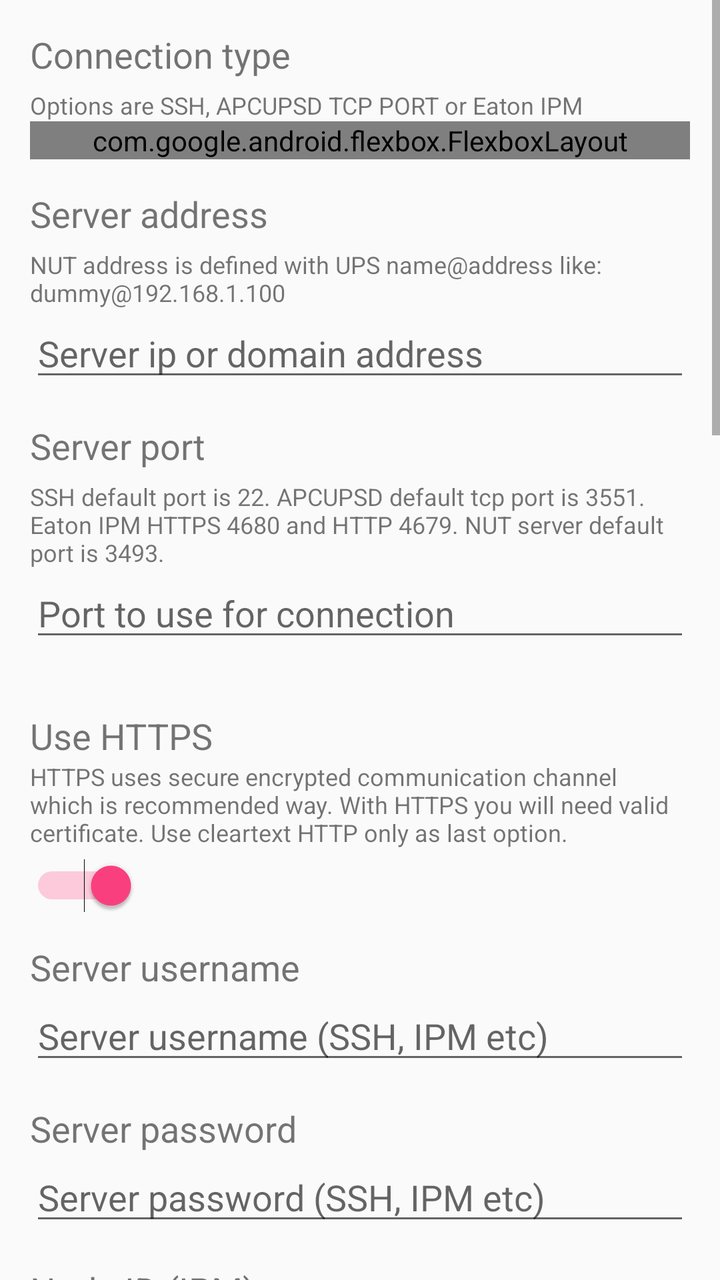
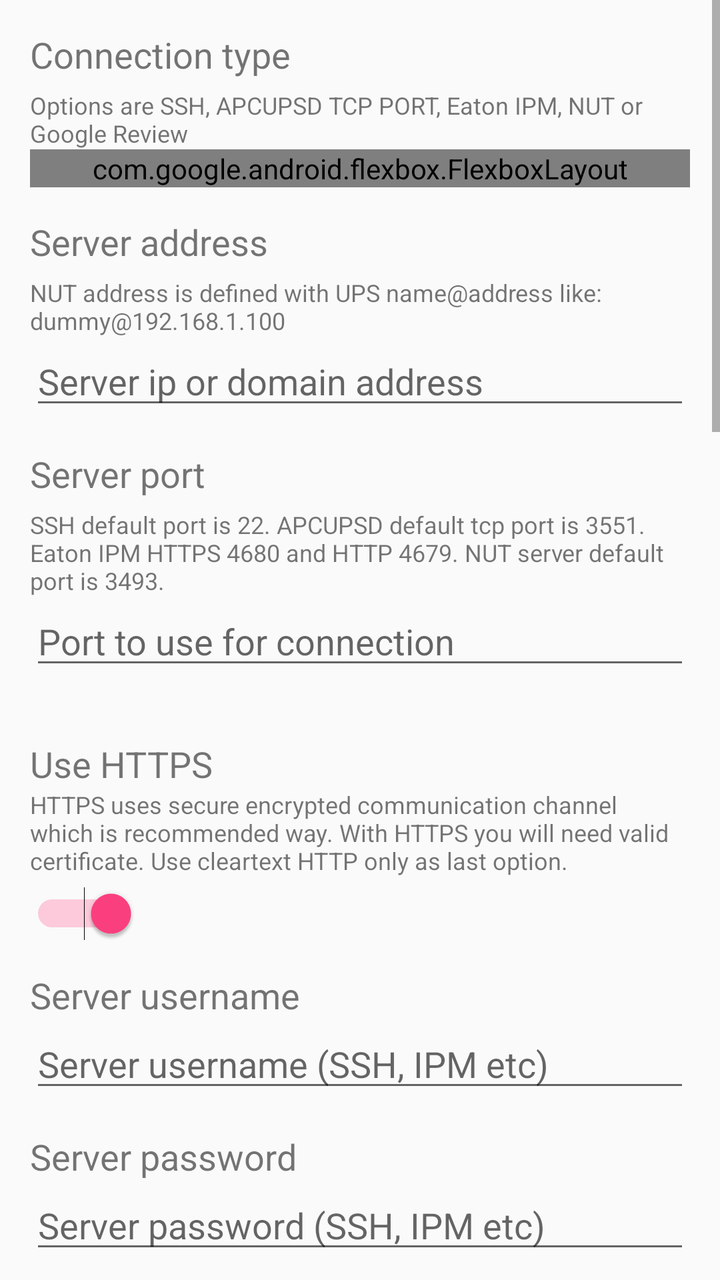

The first picture is an Android layout as it rendered before a commit; the second is the same layout after the commit. The layout source and the unified diff follow.
<!-- AndroidManifest.xml: application theme AppTheme -->
<!-- res/layout/activity_ups_editor.xml -->
<?xml version="1.0" encoding="utf-8"?>
<ScrollView xmlns:android="http://schemas.android.com/apk/res/android"
    xmlns:tools="http://schemas.android.com/tools"
    xmlns:app="http://schemas.android.com/apk/res-auto"
    android:layout_width="match_parent"
    android:layout_height="match_parent"
    android:orientation="vertical"
    android:fitsSystemWindows="true"
    tools:context=".UpsEditor">

    <LinearLayout
        android:layout_width="match_parent"
        android:layout_height="wrap_content"
        android:orientation="vertical"
        android:padding="10dp">

        <LinearLayout
            android:layout_width="match_parent"
            android:layout_height="wrap_content"
            android:layout_margin="5dp"
            android:gravity="start"
            android:orientation="vertical"
            tools:ignore="UselessLeaf">


            <TextView
                android:layout_width="wrap_content"
                android:layout_height="wrap_content"
                android:text="@string/connection_type"
                android:textSize="18sp" />

            <TextView
                android:layout_width="wrap_content"
                android:layout_height="wrap_content"
                android:layout_marginTop="5dp"
                android:text="@string/off_ssh_on_apcupsd_tcp_port"
                android:textSize="12sp" />

            <com.google.android.flexbox.FlexboxLayout
                android:layout_width="match_parent"
                android:layout_height="wrap_content"
                app:flexWrap="wrap"
                app:alignItems="stretch"
                app:alignContent="stretch">

                <RadioButton
                    android:id="@+id/sshRB"
                    android:layout_width="wrap_content"
                    android:layout_height="wrap_content"
                    android:layout_weight="1"
                    android:checked="true"
                    android:enabled="true"
                    android:text="@string/ssh"
                    tools:ignore="UnusedAttribute" />

                <RadioButton
                    android:id="@+id/nisRB"
                    android:layout_width="wrap_content"
                    android:layout_height="wrap_content"
                    android:layout_weight="1"
                    android:enabled="true"
                    android:text="@string/apcupsd_nis"
                    tools:ignore="UnusedAttribute" />

                <RadioButton
                    android:id="@+id/ipmRB"
                    android:layout_width="wrap_content"
                    android:layout_height="wrap_content"
                    android:layout_weight="1"
                    android:enabled="true"
                    android:text="@string/eaton_ipm"
                    tools:ignore="UnusedAttribute" />

                <RadioButton
                    android:id="@+id/nutRB"
                    android:layout_width="wrap_content"
                    android:layout_height="wrap_content"
                    android:layout_weight="1"
                    android:enabled="true"
                    android:text="@string/nut"
                    tools:ignore="UnusedAttribute" />

            </com.google.android.flexbox.FlexboxLayout>


            <TextView
                android:layout_width="wrap_content"
                android:layout_height="wrap_content"
                android:layout_marginTop="15dp"
                android:text="@string/server_address"
                android:textSize="18sp" />

            <TextView
                android:id="@+id/serverAddressHintText"
                android:layout_width="wrap_content"
                android:layout_height="wrap_content"
                android:layout_marginTop="5dp"
                android:text="@string/server_address_hint_text"
                android:textSize="12sp" />

            <EditText
                android:id="@+id/serverAddressET"
                android:layout_width="match_parent"
                android:layout_height="wrap_content"
                android:hint="@string/server_ip_or_domain_address"
                android:nextFocusForward="@+id/serverPortET"
                android:singleLine="true"
                android:importantForAutofill="no"
                android:inputType="text" />


            <TextView
                android:layout_width="wrap_content"
                android:layout_height="wrap_content"
                android:layout_marginTop="15dp"
                android:text="@string/server_port"
                android:textSize="18sp" />

            <TextView
                android:layout_width="wrap_content"
                android:layout_height="wrap_content"
                android:layout_marginTop="5dp"
                android:text="@string/ssh_default_port_is_22_apcupsd_default_tcp_port_is_3551"
                android:textSize="12sp" />

            <EditText
                android:id="@+id/serverPortET"
                android:layout_width="match_parent"
                android:layout_height="wrap_content"
                android:hint="@string/port_to_use_for_connection"
                android:nextFocusForward="@+id/serverUsernameET"
                android:singleLine="true"
                android:importantForAutofill="no"
                android:inputType="number" />



            <LinearLayout
                android:id="@+id/httpHttpsOptionsLayout"
                android:layout_width="match_parent"
                android:layout_height="wrap_content"
                android:orientation="vertical">

                <TextView
                    android:layout_width="wrap_content"
                    android:layout_height="wrap_content"
                    android:layout_marginTop="30dp"
                    android:text="@string/use_https"
                    android:textSize="18sp" />

                <TextView
                    android:layout_width="wrap_content"
                    android:layout_height="wrap_content"
                    android:text="@string/http_https_connection_description"
                    android:textSize="12sp" />

                <Switch
                    android:id="@+id/httpsEnabledSwitch"
                    android:layout_width="wrap_content"
                    android:layout_height="wrap_content"
                    android:layout_marginTop="5dp"
                    android:singleLine="true"
                    android:checked="true"
                    tools:ignore="UseSwitchCompatOrMaterialXml,UseSwitchOrMaterialXml" />

            </LinearLayout>



            <LinearLayout
                android:id="@+id/credentialOptionsLayout"
                android:layout_width="match_parent"
                android:layout_height="wrap_content"
                android:orientation="vertical">


                <TextView
                    android:layout_width="wrap_content"
                    android:layout_height="wrap_content"
                    android:layout_marginTop="15dp"
                    android:text="@string/server_username_ssh"
                    android:textSize="18sp" />

                <EditText
                    android:id="@+id/serverUsernameET"
                    android:layout_width="match_parent"
                    android:layout_height="wrap_content"
                    android:hint="@string/ssh_server_username"
                    android:nextFocusForward="@+id/serverPasswordET"
                    android:singleLine="true"
                    android:importantForAutofill="no"
                    android:inputType="text"/>


                <TextView
                    android:layout_width="wrap_content"
                    android:layout_height="wrap_content"
                    android:layout_marginTop="15dp"
                    android:text="@string/server_password_ssh"
                    android:textSize="18sp" />

                <EditText
                    android:id="@+id/serverPasswordET"
                    android:layout_width="match_parent"
                    android:layout_height="wrap_content"
                    android:hint="@string/ssh_server_password"
                    android:inputType="textPassword"
                    android:nextFocusForward="@+id/privateKeyAuthSwitch"
                    android:singleLine="true"
                    android:importantForAutofill="no" />

            </LinearLayout>


            <LinearLayout
                android:id="@+id/ipmOptionsLayout"
                android:layout_width="match_parent"
                android:layout_height="wrap_content"
                android:orientation="vertical">

                <TextView
                    android:layout_width="wrap_content"
                    android:layout_height="wrap_content"
                    android:layout_marginTop="15dp"
                    android:text="@string/node_id_ipm"
                    android:textSize="18sp" />

                <EditText
                    android:id="@+id/nodeIdET"
                    android:layout_width="match_parent"
                    android:layout_height="wrap_content"
                    android:hint="@string/node_id_eaton_ipm_hint"
                    android:singleLine="true"
                    android:importantForAutofill="no"
                    android:inputType="text"/>

            </LinearLayout>


            <LinearLayout
                android:id="@+id/sshOptionsLayout"
                android:layout_width="match_parent"
                android:layout_height="wrap_content"
                android:orientation="vertical">


                <TextView
                    android:layout_width="wrap_content"
                    android:layout_height="wrap_content"
                    android:layout_marginTop="30dp"
                    android:text="@string/private_key_authentication_ssh"
                    android:textSize="18sp" />

                <TextView
                    android:layout_width="wrap_content"
                    android:layout_height="wrap_content"
                    android:layout_marginTop="5dp"
                    android:text="@string/if_enabled_ssh_connection_uses_private_key"
                    android:textSize="12sp" />

                <Switch
                    android:id="@+id/privateKeyAuthSwitch"
                    android:layout_width="wrap_content"
                    android:layout_height="wrap_content"
                    android:layout_marginTop="5dp"
                    android:nextFocusForward="@+id/privateKeyPassphraseET"
                    android:singleLine="true"
                    tools:ignore="UseSwitchCompatOrMaterialXml,UseSwitchOrMaterialXml" />

                <TextView
                    android:layout_width="wrap_content"
                    android:layout_height="wrap_content"
                    android:layout_marginTop="15dp"
                    android:text="@string/private_key_passphrase_ssh"
                    android:textSize="18sp" />

                <TextView
                    android:layout_width="wrap_content"
                    android:layout_height="wrap_content"
                    android:layout_marginTop="5dp"
                    android:text="@string/if_key_has_password_otherwise_leave_blank"
                    android:textSize="12sp" />

                <EditText
                    android:id="@+id/privateKeyPassphraseET"
                    android:layout_width="match_parent"
                    android:layout_height="wrap_content"
                    android:hint="@string/give_your_private_key_passphrase"
                    android:inputType="textPassword"
                    android:nextFocusForward="@+id/privateKeyLocationET"
                    android:singleLine="true"
                    android:importantForAutofill="no" />


                <TextView
                    android:layout_width="wrap_content"
                    android:layout_height="wrap_content"
                    android:layout_marginTop="15dp"
                    android:text="@string/private_key_location_ssh"
                    android:textSize="18sp" />

                <LinearLayout
                    android:layout_width="match_parent"
                    android:layout_height="wrap_content"
                    android:orientation="horizontal">

                    <EditText
                        android:id="@+id/privateKeyLocationET"
                        android:layout_width="0dp"
                        android:layout_height="wrap_content"
                        android:layout_weight="1"
                        android:enabled="false"
                        android:hint="@string/path_to_your_private_key_stored_on_your_phones_memory"
                        android:nextFocusForward="@+id/strictHostKeyCheckingSwitch"
                        android:singleLine="true"
                        android:importantForAutofill="no"
                        android:inputType="text" />

                    <Button
                        android:id="@+id/selectPrivateKeyLocationBtn"
                        style="@style/Widget.AppCompat.Button.Borderless.Colored"
                        android:layout_width="wrap_content"
                        android:layout_height="wrap_content"
                        android:text="@string/select_file"
                        android:textColor="@color/bootStrapPrimary"
                        android:textSize="15sp" />

                </LinearLayout>


                <TextView
                    android:layout_width="wrap_content"
                    android:layout_height="wrap_content"
                    android:layout_marginTop="15dp"
                    android:text="@string/strict_host_key_checking_ssh"
                    android:textSize="18sp" />

                <TextView
                    android:layout_width="wrap_content"
                    android:layout_height="wrap_content"
                    android:layout_marginTop="5dp"
                    android:text="@string/asks_user_to_verify_connection_host_at_first_time"
                    android:textSize="12sp" />

                <Switch
                    android:id="@+id/strictHostKeyCheckingSwitch"
                    android:layout_width="wrap_content"
                    android:layout_height="wrap_content"
                    android:layout_marginTop="5dp"
                    android:checked="true"
                    android:nextFocusForward="@+id/statusCommandET"
                    android:singleLine="true"
                    tools:ignore="UseSwitchCompatOrMaterialXml,UseSwitchOrMaterialXml" />


                <TextView
                    android:layout_width="wrap_content"
                    android:layout_height="wrap_content"
                    android:layout_marginTop="30dp"
                    android:text="@string/status_command_ssh"
                    android:textSize="18sp" />

                <TextView
                    android:layout_width="wrap_content"
                    android:layout_height="wrap_content"
                    android:layout_marginTop="5dp"
                    android:textSize="12sp"
                    android:text="@string/use_below_selector_to_select_suitable_command"/>

                <Spinner
                    android:id="@+id/cmdPresetSelection"
                    android:layout_width="match_parent"
                    android:layout_height="wrap_content"
                    android:layout_marginTop="5dp"/>

                <EditText
                    android:id="@+id/statusCommandET"
                    android:layout_width="match_parent"
                    android:layout_height="wrap_content"
                    android:nextFocusForward="@+id/eventsLocationET"
                    android:singleLine="true"
                    android:importantForAutofill="no"
                    android:inputType="text"
                    tools:ignore="LabelFor" />

                <TextView
                    android:layout_width="wrap_content"
                    android:layout_height="wrap_content"
                    android:layout_marginTop="15dp"
                    android:text="@string/load_events"
                    android:textSize="18sp" />

                <TextView
                    android:layout_width="wrap_content"
                    android:layout_height="wrap_content"
                    android:layout_marginTop="5dp"
                    android:text="@string/if_switched_off_then_events_wont_be_loaded"
                    android:textSize="12sp" />

                <Switch
                    android:id="@+id/loadUpsEventsSwitch"
                    android:layout_width="wrap_content"
                    android:layout_height="wrap_content"
                    android:layout_marginTop="5dp"
                    android:nextFocusForward="@+id/eventsLocationET"
                    android:singleLine="true"
                    android:checked="true"
                    tools:ignore="UseSwitchCompatOrMaterialXml,UseSwitchOrMaterialXml" />

                <TextView
                    android:layout_width="wrap_content"
                    android:layout_height="wrap_content"
                    android:layout_marginTop="15dp"
                    android:text="@string/events_location_ssh"
                    android:textSize="18sp" />

                <EditText
                    android:id="@+id/eventsLocationET"
                    android:layout_width="match_parent"
                    android:layout_height="wrap_content"
                    android:nextFocusForward="@+id/positiveBtn"
                    android:singleLine="true"
                    android:importantForAutofill="no"
                    android:inputType="text"
                    tools:ignore="LabelFor" />

            </LinearLayout>

            <TextView
                android:layout_width="wrap_content"
                android:layout_height="wrap_content"
                android:layout_marginTop="30dp"
                android:text="@string/open_automatically"
                android:textSize="18sp" />

            <TextView
                android:layout_width="wrap_content"
                android:layout_height="wrap_content"
                android:layout_marginTop="5dp"
                android:text="@string/open_detailed_info_view_automatically"
                android:textSize="12sp" />

            <Switch
                android:id="@+id/autoOpenUpsSwitch"
                android:layout_width="wrap_content"
                android:layout_height="wrap_content"
                android:layout_marginTop="5dp"
                android:nextFocusForward="@+id/privateKeyPassphraseET"
                android:singleLine="true"
                tools:ignore="UseSwitchCompatOrMaterialXml,UseSwitchOrMaterialXml" />


            <TextView
                android:layout_width="wrap_content"
                android:layout_height="wrap_content"
                android:layout_marginTop="30dp"
                android:text="@string/ups_enabled"
                android:textSize="18sp" />

            <TextView
                android:layout_width="wrap_content"
                android:layout_height="wrap_content"
                android:text="@string/ups_enable_toggle_description"
                android:textSize="12sp" />

            <Switch
                android:id="@+id/upsEnabledSwitch"
                android:layout_width="wrap_content"
                android:layout_height="wrap_content"
                android:layout_marginTop="5dp"
                android:singleLine="true"
                android:checked="true"
                tools:ignore="UseSwitchCompatOrMaterialXml,UseSwitchOrMaterialXml" />

            <LinearLayout
                android:layout_width="match_parent"
                android:layout_height="wrap_content"
                android:orientation="vertical">

                <TextView
                    android:layout_width="wrap_content"
                    android:layout_height="wrap_content"
                    android:layout_marginTop="15dp"
                    android:text="@string/display_name"
                    android:textSize="18sp" />

                <TextView
                    android:layout_width="wrap_content"
                    android:layout_height="wrap_content"
                    android:layout_marginTop="5dp"
                    android:text="@string/display_name_description"
                    android:textSize="12sp" />

                <EditText
                    android:id="@+id/displayNameET"
                    android:layout_width="match_parent"
                    android:layout_height="wrap_content"
                    android:hint="@string/display_name"
                    android:singleLine="true"
                    android:importantForAutofill="no"
                    android:inputType="text"/>

            </LinearLayout>

        </LinearLayout>


        <androidx.cardview.widget.CardView
            android:layout_width="match_parent"
            android:layout_height="wrap_content"
            android:layout_marginTop="15dp">

            <LinearLayout
                android:layout_width="match_parent"
                android:layout_height="wrap_content"
                android:gravity="end"
                android:orientation="horizontal">

                <Button
                    android:id="@+id/negativeBtn"
                    style="@style/Widget.AppCompat.Button.Borderless.Colored"
                    android:layout_width="match_parent"
                    android:layout_height="wrap_content"
                    android:layout_weight="1"
                    android:text="@string/cancel"
                    android:textSize="15sp" />

                <Button
                    android:id="@+id/positiveBtn"
                    style="@style/Widget.AppCompat.Button.Borderless.Colored"
                    android:layout_width="match_parent"
                    android:layout_height="wrap_content"
                    android:layout_weight="1"
                    android:text="@string/save"
                    android:textColor="@color/bootStrapPrimary"
                    android:textSize="15sp" />

            </LinearLayout>

        </androidx.cardview.widget.CardView>

    </LinearLayout>


</ScrollView>
<!-- resources referenced by this layout -->
<resources>
  <color name="bootStrapPrimary">#347bb7</color>
  <string name="apcupsd_nis">APCUPSD NIS</string>
  <string name="asks_user_to_verify_connection_host_at_first_time">Asks user to verify connection host at first time before connecting. For security, keep enabled</string>
  <string name="cancel">Cancel</string>
  <string name="connection_type">Connection type</string>
  <string name="display_name">Display name</string>
  <string name="display_name_description">If display name is provided then display name replaces data provided UPS name</string>
  <string name="eaton_ipm">Eaton IPM</string>
  <string name="events_location_ssh">Events location (SSH)</string>
  <string name="give_your_private_key_passphrase">Give your private key passphrase</string>
  <string name="if_enabled_ssh_connection_uses_private_key">If enabled, ssh connection uses private key instead of password. This is far more secure option</string>
  <string name="if_key_has_password_otherwise_leave_blank">If key has password, otherwise leave blank</string>
  <string name="if_switched_off_then_events_wont_be_loaded">If switched off then events wont be loaded and also its view wont be visible</string>
  <string name="load_events">Load events</string>
  <string name="node_id_eaton_ipm_hint">Node id for Eaton IPM like UW222A0123</string>
  <string name="node_id_ipm">Node ID (IPM)</string>
  <string name="nut">NUT</string>
  <string name="off_ssh_on_apcupsd_tcp_port">Options are SSH, APCUPSD TCP PORT or Eaton IPM</string>
  <string name="open_automatically">Open automatically</string>
  <string name="open_detailed_info_view_automatically">Open detailed info view automatically for this UPS after status update. Toggle on will override earlier UPS selection.</string>
  <string name="path_to_your_private_key_stored_on_your_phones_memory">Path to your private key stored on your phones memory</string>
  <string name="port_to_use_for_connection">Port to use for connection</string>
  <string name="private_key_authentication_ssh">Private key authentication (SSH)</string>
  <string name="private_key_location_ssh">Private key location (SSH)</string>
  <string name="private_key_passphrase_ssh">Private key passphrase (SSH)</string>
  <string name="save">Save</string>
  <string name="select_file">Select file</string>
  <string name="server_address">Server address</string>
  <string name="server_address_hint_text">NUT address is defined with UPS name@address like: dummy@192.168.1.100</string>
  <string name="server_ip_or_domain_address">Server ip or domain address</string>
  <string name="server_password_ssh">Server password</string>
  <string name="server_port">Server port</string>
  <string name="server_username_ssh">Server username</string>
  <string name="ssh">SSH</string>
  <string name="ssh_default_port_is_22_apcupsd_default_tcp_port_is_3551">SSH default port is 22. APCUPSD default tcp port is 3551. Eaton IPM HTTPS 4680 and HTTP 4679. NUT server default port is 3493.</string>
  <string name="ssh_server_password">Server password (SSH, IPM etc)</string>
  <string name="ssh_server_username">Server username (SSH, IPM etc)</string>
  <string name="status_command_ssh">Status command (SSH)</string>
  <string name="strict_host_key_checking_ssh">Strict host key checking (SSH)</string>
  <string name="ups_enable_toggle_description">UPS can be disabled momentarily if its not connected. Update process will then skip this UPS.</string>
  <string name="ups_enabled">UPS Enabled</string>
  <string name="use_below_selector_to_select_suitable_command">Use below selector to select suitable command</string>
  <string name="use_https">Use HTTPS</string>
  <color name="colorPrimary">#3F51B5</color>
  <color name="colorPrimaryDark">#303f9f</color>
  <color name="colorAccent">#FF4081</color>
  <color name="whiteColor">#ffffff</color>
  <!-- unchanged entries left out for length: 2 -->
</resources>

<!-- the commit's change to res/layout/activity_ups_editor.xml (unified diff, before → after) -->
@@ -78,6 +78,15 @@
                     android:layout_weight="1"
                     android:enabled="true"
                     android:text="@string/nut"
+                    tools:ignore="UnusedAttribute" />
+
+                <RadioButton
+                    android:id="@+id/googleReviewRB"
+                    android:layout_width="wrap_content"
+                    android:layout_height="wrap_content"
+                    android:layout_weight="1"
+                    android:enabled="true"
+                    android:text="@string/google_review"
                     tools:ignore="UnusedAttribute" />
 
             </com.google.android.flexbox.FlexboxLayout>
<!-- resource entries referenced after the edit -->
@@ -10,6 +10,7 @@
   <string name="eaton_ipm">Eaton IPM</string>
   <string name="events_location_ssh">Events location (SSH)</string>
   <string name="give_your_private_key_passphrase">Give your private key passphrase</string>
+  <string name="google_review">Google Review</string>
   <string name="if_enabled_ssh_connection_uses_private_key">If enabled, ssh connection uses private key instead of password. This is far more secure option</string>
   <string name="if_key_has_password_otherwise_leave_blank">If key has password, otherwise leave blank</string>
   <string name="if_switched_off_then_events_wont_be_loaded">If switched off then events wont be loaded and also its view wont be visible</string>
@@ -17,7 +18,7 @@
   <string name="node_id_eaton_ipm_hint">Node id for Eaton IPM like UW222A0123</string>
   <string name="node_id_ipm">Node ID (IPM)</string>
   <string name="nut">NUT</string>
-  <string name="off_ssh_on_apcupsd_tcp_port">Options are SSH, APCUPSD TCP PORT or Eaton IPM</string>
+  <string name="off_ssh_on_apcupsd_tcp_port">Options are SSH, APCUPSD TCP PORT, Eaton IPM, NUT or Google Review</string>
   <string name="open_automatically">Open automatically</string>
   <string name="open_detailed_info_view_automatically">Open detailed info view automatically for this UPS after status update. Toggle on will override earlier UPS selection.</string>
   <string name="path_to_your_private_key_stored_on_your_phones_memory">Path to your private key stored on your phones memory</string>
